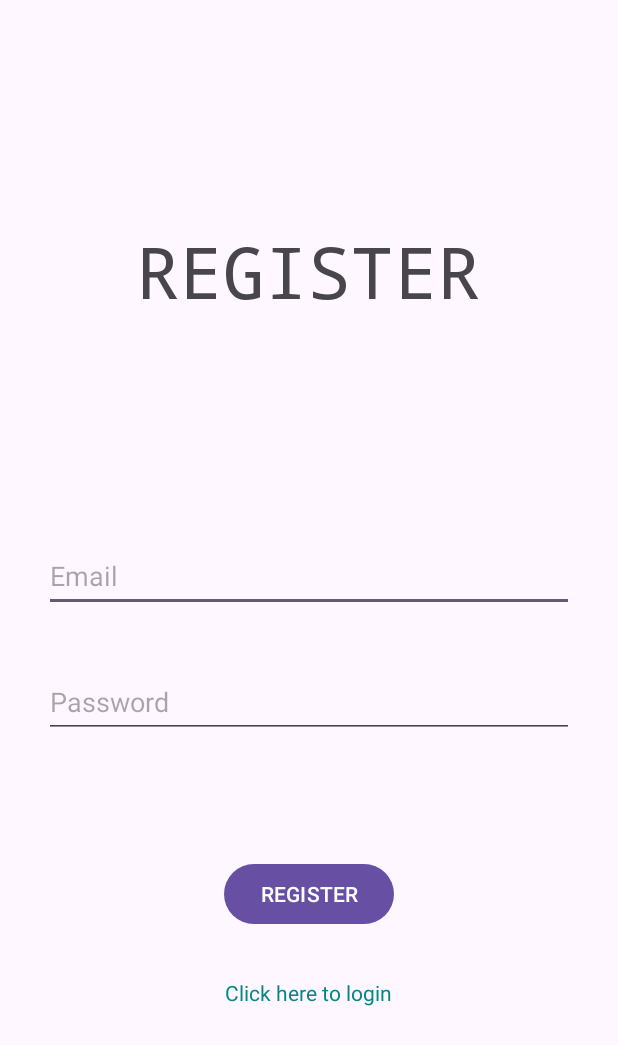
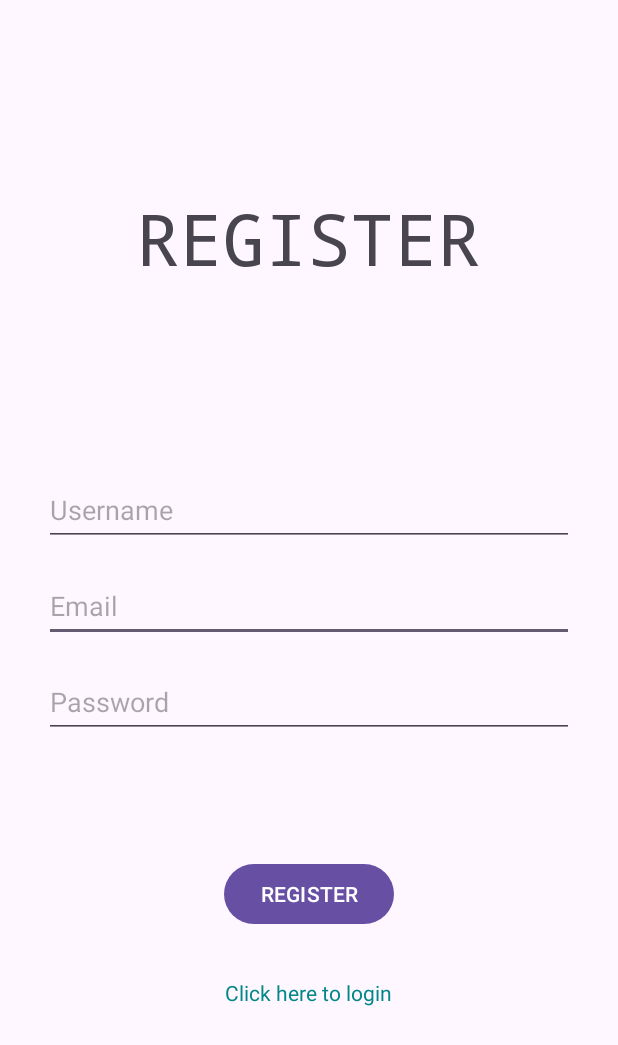
Before and after one commit to MaBerGal/SteamFamilyGroupFinder, an Android app: the RegisterActivity screen opened directly, with no data from a screen before it, on a phone screen of 412 x 824 dp. Shown: the top 1045 px of the screen. Run offline under Robolectric (Android 15) with nearby library versions, the light colour scheme and no system bars; our stand-ins replace Firebase (no records; nobody signed in at launch, a user with empty details on screens opened directly); 1 statement that could not run was skipped.

Commit message:
MBG - 03/06/2024 - Adding username auth

```diff
--- a/app/src/main/res/layout/activity_register.xml
+++ b/app/src/main/res/layout/activity_register.xml
@@ -13,7 +13,7 @@
         android:fontFamily="monospace"
         android:text="@string/btnRegister"
         android:textSize="48sp"
-        app:layout_constraintBottom_toTopOf="@+id/edEmail"
+        app:layout_constraintBottom_toTopOf="@+id/edEmail4"
         app:layout_constraintEnd_toEndOf="parent"
         app:layout_constraintHorizontal_bias="0.497"
         app:layout_constraintStart_toStartOf="parent"
@@ -23,11 +23,23 @@
         android:id="@+id/edEmail"
         android:layout_width="353dp"
         android:layout_height="48dp"
-        android:layout_marginBottom="36dp"
+        android:layout_marginBottom="16dp"
         android:ems="10"
         android:hint="@string/etEmail"
         android:inputType="text"
         app:layout_constraintBottom_toTopOf="@+id/edPassword"
+        app:layout_constraintEnd_toEndOf="parent"
+        app:layout_constraintStart_toStartOf="parent" />
+
+    <EditText
+        android:id="@+id/edEmail4"
+        android:layout_width="353dp"
+        android:layout_height="48dp"
+        android:layout_marginBottom="16dp"
+        android:ems="10"
+        android:hint="@string/etUsername"
+        android:inputType="text"
+        app:layout_constraintBottom_toTopOf="@+id/edEmail"
         app:layout_constraintEnd_toEndOf="parent"
         app:layout_constraintStart_toStartOf="parent" />
 
```
Also changed, not shown: app/src/main/java/com/mi/steamfamilygroupfinder/UserProfile.java (+15 -7 lines), app/src/main/res/layout/activity_login.xml (+14 -2 lines).
